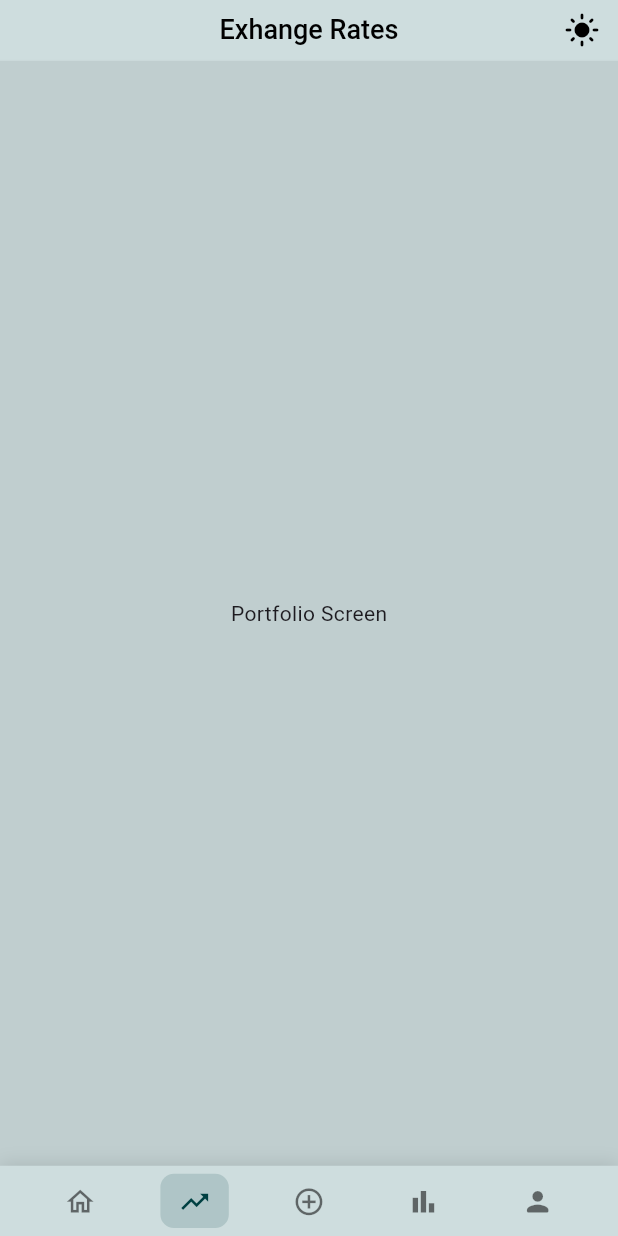
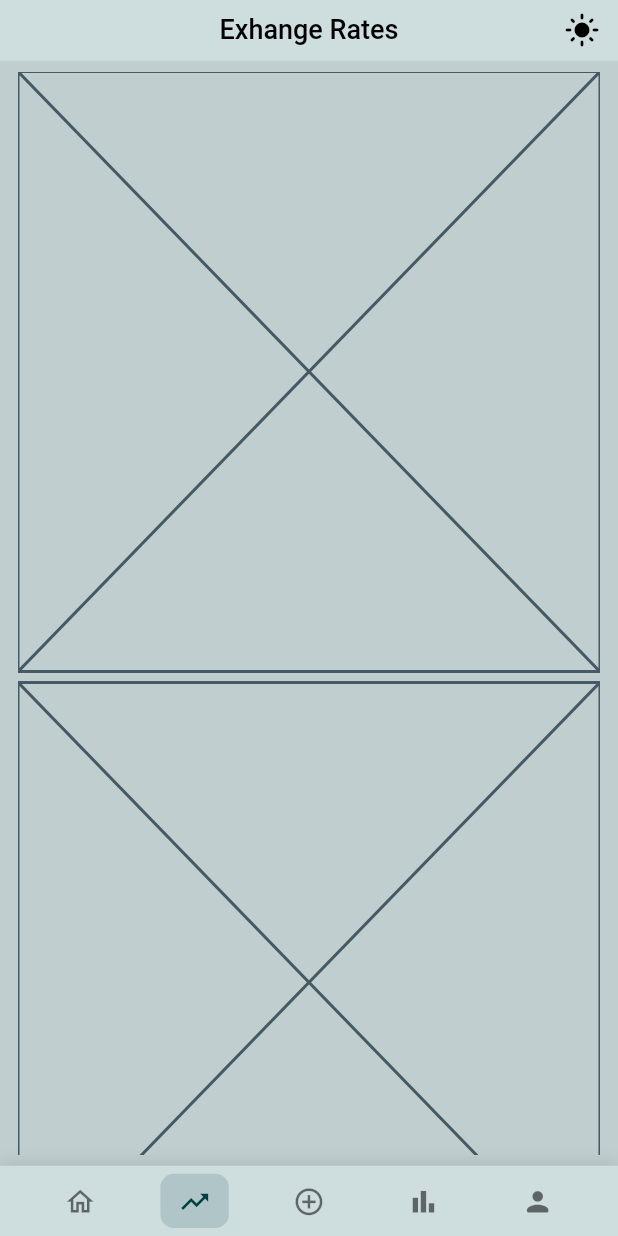
Before and after one commit to YigitAkture/InvesTracker, a Flutter app: the screen it shows after launch, item 2 of the bottom bar chosen, on a phone screen of 412 x 824 dp. Run offline on Flutter 3.47's test engine with Material 3 defaults, Android fonts, the phone set to English and light mode, and no system bars; our stand-ins replace flutter_screenutil.

Commit message:
change file locations add new folder structures fix paddings

```diff
--- a/inves_tracker/lib/navigation/main_layout.dart
+++ b/inves_tracker/lib/navigation/main_layout.dart
@@ -1,8 +1,10 @@
 import 'package:flutter/material.dart';
+import 'package:flutter_screenutil/flutter_screenutil.dart';
 import 'package:inves_tracker/core/constants/app_colors.dart';
-import 'package:inves_tracker/shared/widgets/custom_app_bar.dart';
+import 'package:inves_tracker/shared/custom_app_bar.dart';
+import 'package:inves_tracker/views/market/market.dart';
 import 'package:inves_tracker/views/home/home_screen.dart';
-import '../shared/widgets/custom_bottom_nav_bar.dart';
+import '../shared/custom_bottom_nav_bar.dart';
 
 class MainLayout extends StatefulWidget {
   const MainLayout({super.key});
@@ -26,7 +28,7 @@ class _MainLayoutState extends State<MainLayout> {
   // Replace these placeholder widgets with your actual screens
   final List<Widget> _screens = [
     const HomeScreen(),
-    const PortfolioScreen(),
+    const Market(),
     const AddInvestmentScreen(),
     const AlertsScreen(),
     const ProfileScreen(),
@@ -45,9 +47,12 @@ class _MainLayoutState extends State<MainLayout> {
         title: _pageTitles[_currentIndex],
       ),
       backgroundColor: AppColors.background(context),
-      body: IndexedStack(
-        index: _currentIndex,
-        children: _screens,
+      body: Padding(
+        padding: EdgeInsets.symmetric(vertical: 8.h, horizontal: 12.w),
+        child: IndexedStack(
+          index: _currentIndex,
+          children: _screens,
+        ),
       ),
       bottomNavigationBar: CustomBottomNavBar(
         currentIndex: _currentIndex,
@@ -58,17 +63,6 @@ class _MainLayoutState extends State<MainLayout> {
 }
 
 // Placeholder screens - Replace these with your actual screen implementations
-class PortfolioScreen extends StatelessWidget {
-  const PortfolioScreen({super.key});
-
-  @override
-  Widget build(BuildContext context) {
-    return const Scaffold(
-      body: Center(child: Text('Portfolio Screen')),
-    );
-  }
-}
-
 class AddInvestmentScreen extends StatelessWidget {
   const AddInvestmentScreen({super.key});
 
--- a/inves_tracker/lib/shared/widgets/custom_app_bar.dart
+++ b/inves_tracker/lib/shared/custom_app_bar.dart
@@ -2,7 +2,7 @@ import 'package:flutter/material.dart';
 import 'package:flutter_screenutil/flutter_screenutil.dart';
 import 'package:inves_tracker/core/utils/theme_notifier.dart';
 import 'package:provider/provider.dart';
-import '../../core/constants/app_colors.dart';
+import '../core/constants/app_colors.dart';
 
 class CustomAppBar extends StatelessWidget implements PreferredSizeWidget {
   final String title;
--- a/inves_tracker/lib/views/home/home_screen.dart
+++ b/inves_tracker/lib/views/home/home_screen.dart
@@ -8,9 +8,7 @@ class HomeScreen extends StatelessWidget {
 
   @override
   Widget build(BuildContext context) {
-    return Padding(
-      padding: EdgeInsets.symmetric(horizontal: 12.w, vertical: 8.h),
-      child: Column(
+    return Column(
       crossAxisAlignment: CrossAxisAlignment.start,
       mainAxisAlignment: MainAxisAlignment.center,
       children: [
@@ -28,7 +26,6 @@ class HomeScreen extends StatelessWidget {
         SizedBox(height: 4.h),
         Box(AppColors.secondary(context)),
       ]
-      ),
     );
   }
 }
--- /dev/null
+++ b/inves_tracker/lib/views/market/currency/currency_rates.dart
@@ -0,0 +1,15 @@
+import 'package:flutter/material.dart';
+
+class CurrencyRates extends StatefulWidget {
+  const CurrencyRates({super.key});
+
+  @override
+  State<CurrencyRates> createState() => _CurrencyRatesState();
+}
+
+class _CurrencyRatesState extends State<CurrencyRates> {
+  @override
+  Widget build(BuildContext context) {
+    return const Placeholder();
+  }
+}
--- /dev/null
+++ b/inves_tracker/lib/views/market/gold/gold_rates.dart
@@ -0,0 +1,15 @@
+import 'package:flutter/material.dart';
+
+class GoldRates extends StatefulWidget {
+  const GoldRates({super.key});
+
+  @override
+  State<GoldRates> createState() => _GoldRatesState();
+}
+
+class _GoldRatesState extends State<GoldRates> {
+  @override
+  Widget build(BuildContext context) {
+    return const Placeholder();
+  }
+}
--- /dev/null
+++ b/inves_tracker/lib/views/market/market.dart
@@ -0,0 +1,21 @@
+import 'package:flutter/material.dart';
+import 'package:flutter_screenutil/flutter_screenutil.dart';
+import 'package:inves_tracker/views/market/currency/currency_rates.dart';
+import 'package:inves_tracker/views/market/gold/gold_rates.dart';
+
+class Market extends StatelessWidget {
+  const Market({super.key});
+
+  @override
+  Widget build(BuildContext context) {
+    return SingleChildScrollView(
+      child: Column(
+        children: [
+          CurrencyRates(),
+          SizedBox(height: 8.h),
+          GoldRates(),
+        ],
+      ),
+    );
+  }
+}
```
Also changed, not shown: inves_tracker/lib/shared/custom_bottom_nav_bar.dart (renamed from inves_tracker/lib/shared/widgets/custom_bottom_nav_bar.dart). Lines whose indentation alone changed are shown as unchanged.
